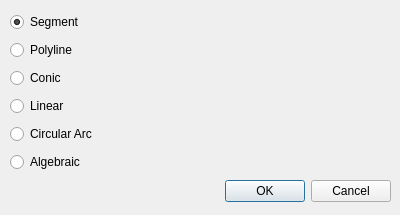
Above: Arrangement_on_surface_2/demo/Arrangement_on_surface_2/NewTabDialog.ui from CGAL/cgal before the change. Below: the same form after it.
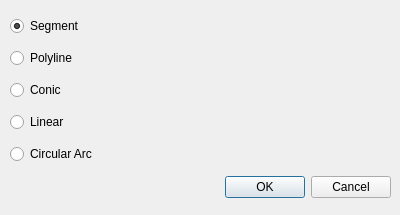
That is the form after the change.

What changed in the file:
```diff
--- a/Arrangement_on_surface_2/demo/Arrangement_on_surface_2/NewTabDialog.ui
+++ b/Arrangement_on_surface_2/demo/Arrangement_on_surface_2/NewTabDialog.ui
@@ -74,13 +74,13 @@
       </property>
      </widget>
     </item>
-    <item row="5" column="0">
-     <widget class="QRadioButton" name="algebraicRadioButton">
-      <property name="text">
-       <string>Algebraic</string>
-      </property>
-     </widget>
-    </item>
+    <!-- <item row="5" column="0"> -->
+    <!--  <widget class="QRadioButton" name="algebraicRadioButton"> -->
+    <!--   <property name="text"> -->
+    <!--    <string>Algebraic</string> -->
+    <!--   </property> -->
+    <!--  </widget> -->
+    <!-- </item> -->
    </layout>
   </widget>
  </widget>
```
